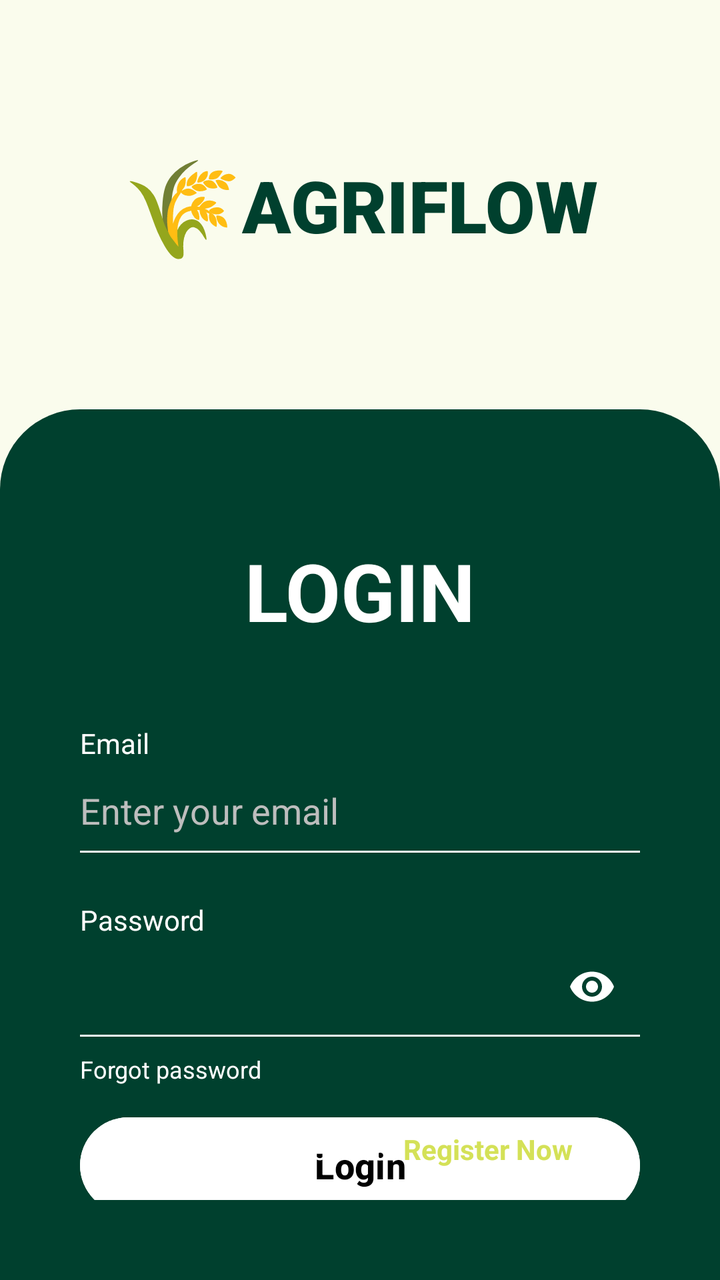
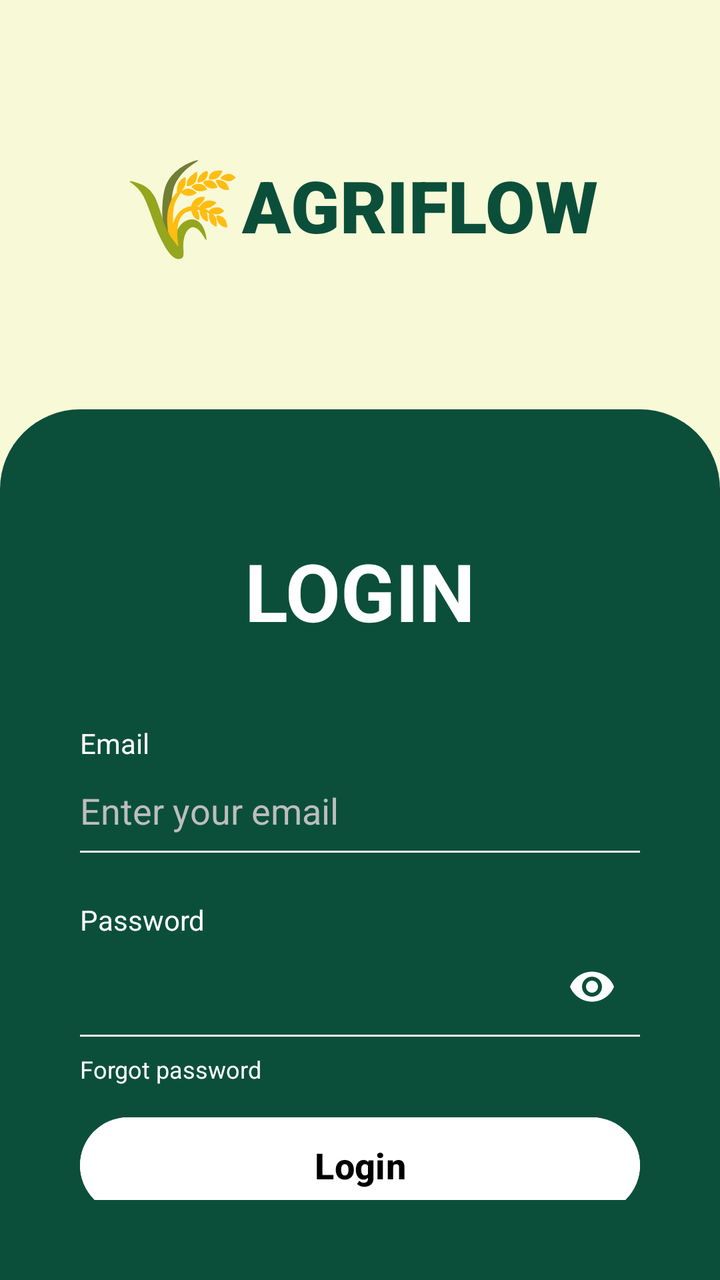

Before-and-after screenshots of an Android layout around one commit, followed by the original layout XML and the change that was made.
<!-- AndroidManifest.xml: application theme Theme.AgriFlowApplication -->
<!-- res/layout/activity_main.xml -->
<?xml version="1.0" encoding="utf-8"?>
<androidx.constraintlayout.widget.ConstraintLayout xmlns:android="http://schemas.android.com/apk/res/android"
    xmlns:app="http://schemas.android.com/apk/res-auto"
    xmlns:tools="http://schemas.android.com/tools"
    android:id="@+id/main"
    android:layout_width="match_parent"
    android:layout_height="match_parent"
    android:background="@color/light_bg"
    tools:context=".MainActivity">

    
    <LinearLayout
        android:id="@+id/logoSection"
        android:layout_width="wrap_content"
        android:layout_height="wrap_content"
        android:gravity="center_vertical"
        android:orientation="horizontal"
        app:layout_constraintBottom_toTopOf="@+id/loginContainer"
        app:layout_constraintEnd_toEndOf="parent"
        app:layout_constraintStart_toStartOf="parent"
        app:layout_constraintTop_toTopOf="parent"
        app:layout_constraintVertical_bias="0.5"
        tools:ignore="UseCompoundDrawables">

        <TextView
            android:layout_width="wrap_content"
            android:layout_height="wrap_content"
            android:text="@string/logo_emoji"
            android:textSize="48sp" />

        <TextView
            android:layout_width="wrap_content"
            android:layout_height="wrap_content"
            android:fontFamily="sans-serif-black"
            android:text="@string/agriflow"
            android:textColor="@color/primary_green"
            android:textSize="36sp"
            android:textStyle="bold" />
    </LinearLayout>

    
    <androidx.constraintlayout.widget.ConstraintLayout
        android:id="@+id/loginContainer"
        android:layout_width="match_parent"
        android:layout_height="0dp"
        android:background="@drawable/rounded_top_bg"
        android:padding="40dp"
        app:layout_constraintBottom_toBottomOf="parent"
        app:layout_constraintHeight_percent="0.68">

        <TextView
            android:id="@+id/loginTitle"
            android:layout_width="wrap_content"
            android:layout_height="wrap_content"
            android:layout_marginTop="24dp"
            android:text="@string/login"
            android:textColor="@color/white"
            android:textSize="40sp"
            android:textStyle="bold"
            app:layout_constraintEnd_toEndOf="parent"
            app:layout_constraintStart_toStartOf="parent"
            app:layout_constraintTop_toTopOf="parent" />

        
        <TextView
            android:id="@+id/labelEmail"
            android:layout_width="wrap_content"
            android:layout_height="wrap_content"
            android:layout_marginTop="40dp"
            android:text="@string/email"
            android:textColor="@color/white"
            android:textSize="14sp"
            app:layout_constraintStart_toStartOf="parent"
            app:layout_constraintTop_toBottomOf="@id/loginTitle" />

        <EditText
            android:id="@+id/etEmail"
            android:layout_width="match_parent"
            android:layout_height="wrap_content"
            android:layout_marginTop="4dp"
            android:autofillHints="emailAddress"
            android:background="@android:color/transparent"
            android:hint="@string/email_hint"
            android:inputType="textEmailAddress"
            android:paddingVertical="8dp"
            android:textColor="@color/white"
            android:textColorHint="#BDBDBD"
            android:textSize="18sp"
            app:layout_constraintTop_toBottomOf="@id/labelEmail" />

        <View
            android:id="@+id/emailUnderline"
            android:layout_width="match_parent"
            android:layout_height="1dp"
            android:background="@color/white"
            app:layout_constraintTop_toBottomOf="@id/etEmail" />

        
        <TextView
            android:id="@+id/labelPassword"
            android:layout_width="wrap_content"
            android:layout_height="wrap_content"
            android:layout_marginTop="24dp"
            android:text="@string/password"
            android:textColor="@color/white"
            android:textSize="14sp"
            app:layout_constraintStart_toStartOf="parent"
            app:layout_constraintTop_toBottomOf="@id/emailUnderline" />

        <com.google.android.material.textfield.TextInputLayout
            android:id="@+id/passwordInputLayout"
            android:layout_width="match_parent"
            android:layout_height="wrap_content"
            app:hintEnabled="false"
            app:layout_constraintTop_toBottomOf="@id/labelPassword"
            app:passwordToggleEnabled="true"
            app:passwordToggleTint="@color/white">

            <com.google.android.material.textfield.TextInputEditText
                android:id="@+id/etPassword"
                android:layout_width="match_parent"
                android:layout_height="wrap_content"
                android:autofillHints="password"
                android:background="@android:color/transparent"
                android:inputType="textPassword"
                android:paddingStart="0dp"
                android:paddingEnd="0dp"
                android:paddingVertical="8dp"
                android:textColor="@color/white"
                android:textSize="18sp" />

        </com.google.android.material.textfield.TextInputLayout>

        <View
            android:id="@+id/passwordUnderline"
            android:layout_width="match_parent"
            android:layout_height="1dp"
            android:background="@color/white"
            app:layout_constraintTop_toBottomOf="@id/passwordInputLayout" />

        <TextView
            android:id="@+id/btnForgotPassword"
            android:layout_width="wrap_content"
            android:layout_height="wrap_content"
            android:layout_marginTop="8dp"
            android:clickable="true"
            android:focusable="true"
            android:text="@string/forgot_password"
            android:textColor="@color/white"
            android:textSize="12sp"
            app:layout_constraintStart_toStartOf="parent"
            app:layout_constraintTop_toBottomOf="@id/passwordUnderline" />

        <Button
            android:id="@+id/btnLogin"
            android:layout_width="match_parent"
            android:layout_height="56dp"
            android:layout_marginTop="12dp"
            android:backgroundTint="@color/white"
            android:text="@string/login_btn"
            android:textAllCaps="false"
            android:textColor="@color/black"
            android:textSize="18sp"
            android:textStyle="bold"
            app:layout_constraintTop_toBottomOf="@id/btnForgotPassword"
            tools:layout_editor_absoluteX="40dp" />

        <LinearLayout
            android:layout_width="wrap_content"
            android:layout_height="wrap_content"
            android:layout_marginBottom="16dp"
            android:orientation="horizontal"
            app:layout_constraintBottom_toBottomOf="parent"
            app:layout_constraintEnd_toEndOf="parent"
            app:layout_constraintStart_toStartOf="parent">

            <TextView
                android:layout_width="wrap_content"
                android:layout_height="wrap_content"
                android:text="@string/dont_have_account"
                android:textColor="@color/white"
                android:textSize="14sp" />

            <TextView
                android:id="@+id/btnRegister"
                android:layout_width="wrap_content"
                android:layout_height="wrap_content"
                android:clickable="true"
                android:focusable="true"
                android:text="@string/register_now"
                android:textColor="@color/accent_yellow"
                android:textSize="14sp"
                android:textStyle="bold" />
        </LinearLayout>

    </androidx.constraintlayout.widget.ConstraintLayout>

</androidx.constraintlayout.widget.ConstraintLayout>
<!-- resources referenced by this layout -->
<resources>
  <color name="accent_yellow">#D4E157</color>
  <color name="black">#FF000000</color>
  <color name="light_bg">#FAFCED</color>
  <color name="primary_green">#00402E</color>
  <color name="white">#FFFFFFFF</color>
  <!-- drawable rounded_top_bg (drawable) -->
  <?xml version="1.0" encoding="utf-8"?>
  <shape xmlns:android="http://schemas.android.com/apk/res/android">
      <solid android:color="@color/primary_green" />
      <corners
          android:topLeftRadius="40dp"
          android:topRightRadius="40dp" />
  </shape>
  <string name="agriflow">AGRIFLOW</string>
  <string name="dont_have_account">Don\'t have account ? </string>
  <string name="email">Email</string>
  <string name="email_hint">Enter your email</string>
  <string name="forgot_password">Forgot password</string>
  <string name="login">LOGIN</string>
  <string name="login_btn">Login</string>
  <string name="logo_emoji">🌾</string>
  <string name="password">Password</string>
  <string name="register_now">Register Now</string>
  <style name="Theme.AgriFlowApplication" parent="Base.Theme.AgriFlowApplication" />
  <style name="Base.Theme.AgriFlowApplication" parent="Theme.Material3.DayNight.NoActionBar">
          
          
      </style>
</resources>

<!-- the commit's change to res/layout/activity_main.xml (unified diff, before → after) -->
@@ -172,26 +172,7 @@
             android:orientation="horizontal"
             app:layout_constraintBottom_toBottomOf="parent"
             app:layout_constraintEnd_toEndOf="parent"
-            app:layout_constraintStart_toStartOf="parent">
-
-            <TextView
-                android:layout_width="wrap_content"
-                android:layout_height="wrap_content"
-                android:text="@string/dont_have_account"
-                android:textColor="@color/white"
-                android:textSize="14sp" />
-
-            <TextView
-                android:id="@+id/btnRegister"
-                android:layout_width="wrap_content"
-                android:layout_height="wrap_content"
-                android:clickable="true"
-                android:focusable="true"
-                android:text="@string/register_now"
-                android:textColor="@color/accent_yellow"
-                android:textSize="14sp"
-                android:textStyle="bold" />
-        </LinearLayout>
+            app:layout_constraintStart_toStartOf="parent"/>
 
     </androidx.constraintlayout.widget.ConstraintLayout>
 
<!-- resource entries referenced after the edit -->
@@ -1,9 +1,8 @@
 <!-- resources referenced by this layout -->
 <resources>
-  <color name="accent_yellow">#D4E157</color>
   <color name="black">#FF000000</color>
-  <color name="light_bg">#FAFCED</color>
-  <color name="primary_green">#00402E</color>
+  <color name="light_bg">#F8F9D7</color>
+  <color name="primary_green">#0B4F3A</color>
   <color name="white">#FFFFFFFF</color>
   <!-- drawable rounded_top_bg (drawable) -->
   <?xml version="1.0" encoding="utf-8"?>
@@ -14,7 +13,6 @@
           android:topRightRadius="40dp" />
   </shape>
   <string name="agriflow">AGRIFLOW</string>
-  <string name="dont_have_account">Don\'t have account ? </string>
   <string name="email">Email</string>
   <string name="email_hint">Enter your email</string>
   <string name="forgot_password">Forgot password</string>
@@ -22,7 +20,6 @@
   <string name="login_btn">Login</string>
   <string name="logo_emoji">🌾</string>
   <string name="password">Password</string>
-  <string name="register_now">Register Now</string>
   <style name="Theme.AgriFlowApplication" parent="Base.Theme.AgriFlowApplication" />
   <style name="Base.Theme.AgriFlowApplication" parent="Theme.Material3.DayNight.NoActionBar">
           
